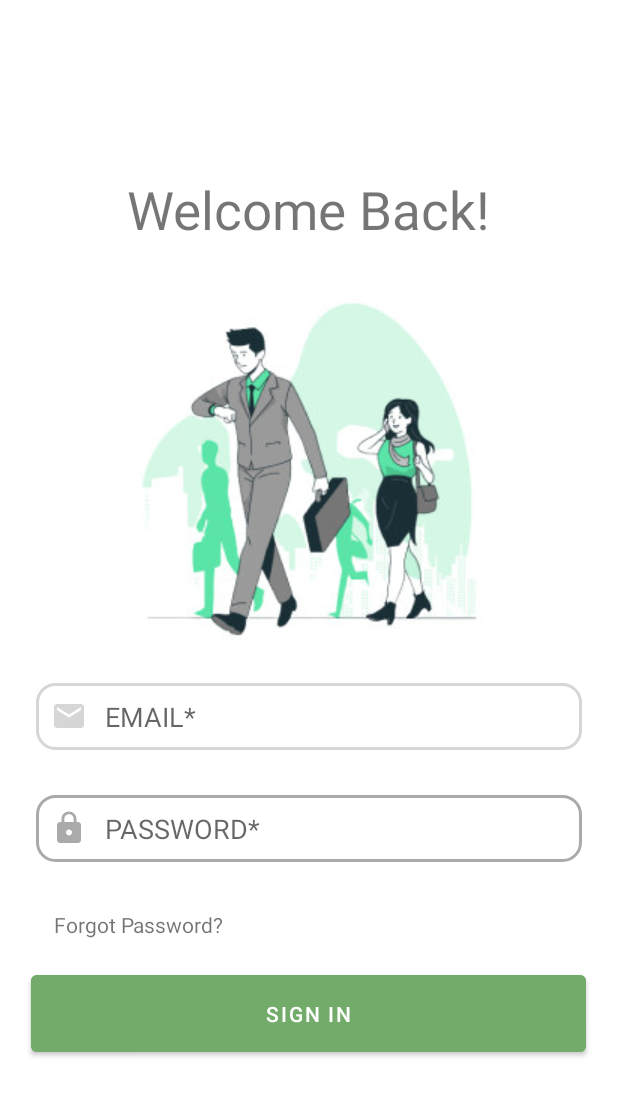
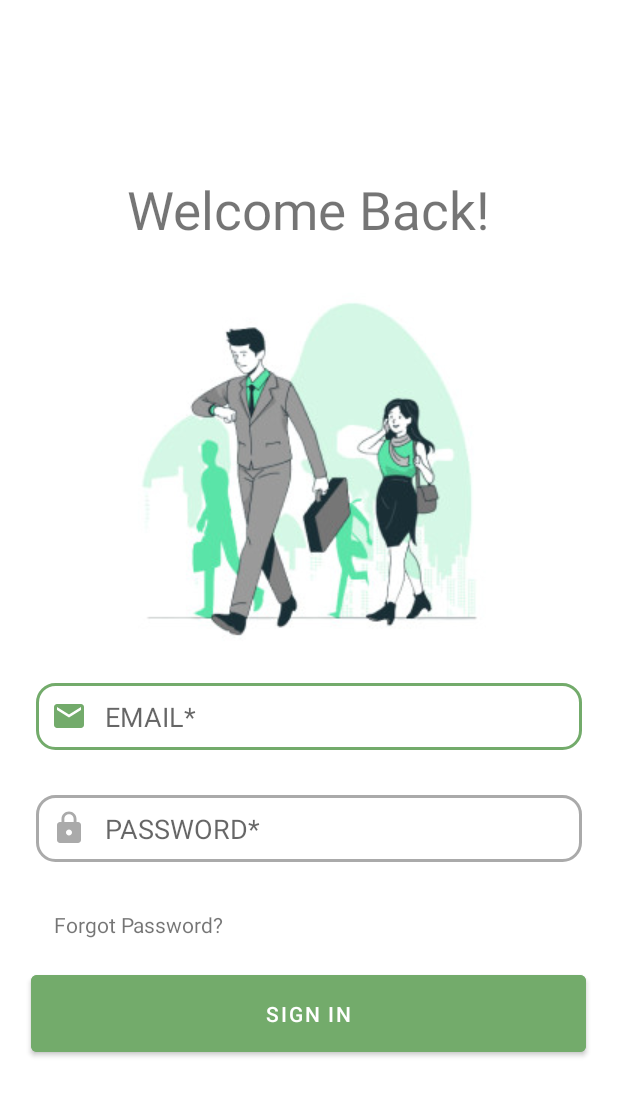
Before and after one commit to Anteel1/quanlinhanvien, an Android app: the LoginActivity screen opened directly, with no data from a screen before it, on a phone screen of 412 x 824 dp. Shown: the top 1096 px of the screen. Run offline under Robolectric (Android 15) with nearby library versions, the phone set to English and light mode, and no system bars.

Commit message:
chỉnh sửa linh tinh màu sắc EDITTEXT

```diff
--- a/app/src/main/res/drawable/custom_edt.xml
+++ b/app/src/main/res/drawable/custom_edt.xml
@@ -8,7 +8,7 @@
             android:shape="rectangle">
             <solid android:color="@color/white"/>
             <corners android:radius="12dp"/>
-            <stroke android:color="@color/blue"
+            <stroke android:color="@color/statusbar"
                 android:width="2dp"/>
         </shape>
     </item>
--- a/app/src/main/res/drawable/ic_email_2.xml
+++ b/app/src/main/res/drawable/ic_email_2.xml
@@ -1,5 +1,5 @@
 <vector android:height="24dp"
     android:viewportHeight="24" android:viewportWidth="24"
     android:width="24dp" xmlns:android="http://schemas.android.com/apk/res/android">
-    <path android:fillColor="@color/blue" android:pathData="M20,4L4,4c-1.1,0 -1.99,0.9 -1.99,2L2,18c0,1.1 0.9,2 2,2h16c1.1,0 2,-0.9 2,-2L22,6c0,-1.1 -0.9,-2 -2,-2zM20,8l-8,5 -8,-5L4,6l8,5 8,-5v2z"/>
+    <path android:fillColor="@color/statusbar" android:pathData="M20,4L4,4c-1.1,0 -1.99,0.9 -1.99,2L2,18c0,1.1 0.9,2 2,2h16c1.1,0 2,-0.9 2,-2L22,6c0,-1.1 -0.9,-2 -2,-2zM20,8l-8,5 -8,-5L4,6l8,5 8,-5v2z"/>
 </vector>
--- a/app/src/main/res/drawable/ic_lock_2.xml
+++ b/app/src/main/res/drawable/ic_lock_2.xml
@@ -1,5 +1,5 @@
 <vector android:height="24dp"
     android:viewportHeight="24" android:viewportWidth="24"
     android:width="24dp" xmlns:android="http://schemas.android.com/apk/res/android">
-    <path android:fillColor="@color/blue" android:pathData="M18,8h-1L17,6c0,-2.76 -2.24,-5 -5,-5S7,3.24 7,6v2L6,8c-1.1,0 -2,0.9 -2,2v10c0,1.1 0.9,2 2,2h12c1.1,0 2,-0.9 2,-2L20,10c0,-1.1 -0.9,-2 -2,-2zM12,17c-1.1,0 -2,-0.9 -2,-2s0.9,-2 2,-2 2,0.9 2,2 -0.9,2 -2,2zM15.1,8L8.9,8L8.9,6c0,-1.71 1.39,-3.1 3.1,-3.1 1.71,0 3.1,1.39 3.1,3.1v2z"/>
+    <path android:fillColor="@color/statusbar" android:pathData="M18,8h-1L17,6c0,-2.76 -2.24,-5 -5,-5S7,3.24 7,6v2L6,8c-1.1,0 -2,0.9 -2,2v10c0,1.1 0.9,2 2,2h12c1.1,0 2,-0.9 2,-2L20,10c0,-1.1 -0.9,-2 -2,-2zM12,17c-1.1,0 -2,-0.9 -2,-2s0.9,-2 2,-2 2,0.9 2,2 -0.9,2 -2,2zM15.1,8L8.9,8L8.9,6c0,-1.71 1.39,-3.1 3.1,-3.1 1.71,0 3.1,1.39 3.1,3.1v2z"/>
 </vector>
```
